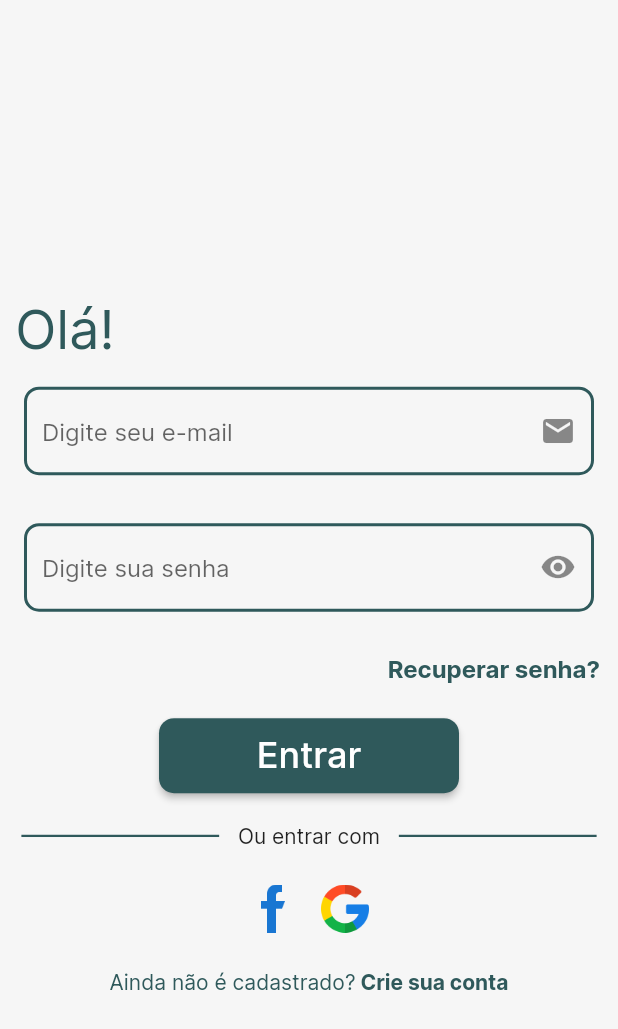
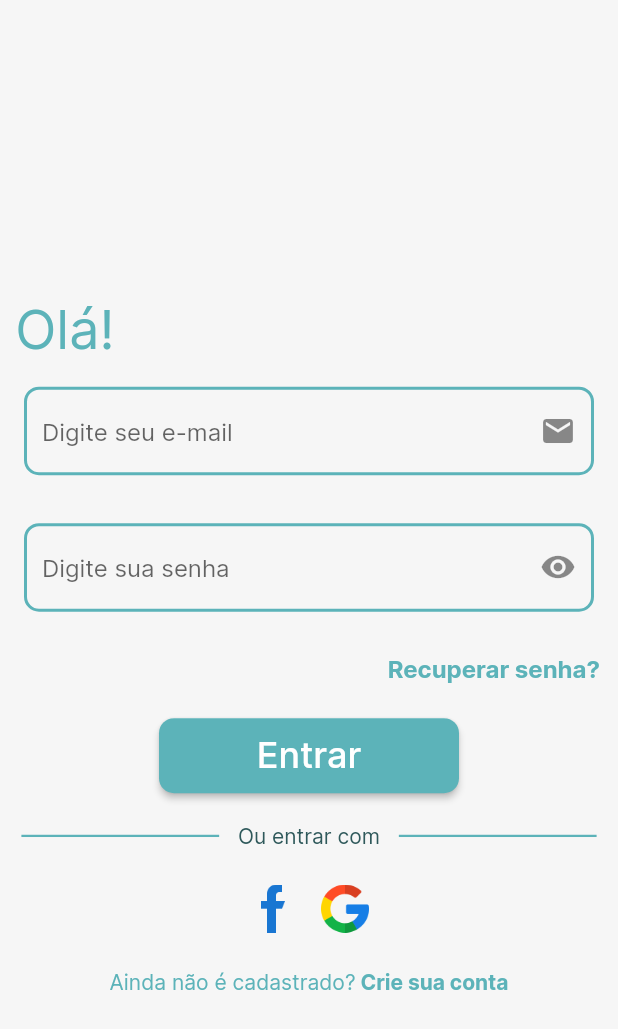
Before and after one commit to proz-tecnologia/PIT01GP07, a Flutter app: the screen it shows after launch, on a phone screen of 412 x 824 dp. Shown: the top 1029 px of the screen. Run offline on Flutter 3.47's test engine with Material 2 defaults, Android fonts, the phone set to English and light mode, and no system bars; our stand-ins replace carousel_slider, email_validator, shared_preferences, smooth_page_indicator.

Commit message:
refactor: Change color of Login and Sign up screen

```diff
--- a/lib/design_system/styleapp.dart
+++ b/lib/design_system/styleapp.dart
@@ -14,7 +14,7 @@ class StyleApp {
   static OutlineInputBorder outlinedBorder = OutlineInputBorder(
     borderRadius: StyleApp.buttonBorderRadius,
     borderSide: const BorderSide(
-      color: AppColors.secondtextColor,
+      color: AppColors.backgroudColor,
       width: 2.0,
     ),
   );
--- a/lib/pages/login/login.dart
+++ b/lib/pages/login/login.dart
@@ -65,7 +65,7 @@ class _LoginScreenState extends State<LoginScreen> {
                     ' Olá!',
                     style: TextStyle(
                       fontSize: 36,
-                      color: AppColors.secondtextColor,
+                      color: AppColors.backgroudColor,
                     ),
                   ),
                 ],
@@ -131,7 +131,7 @@ class _LoginScreenState extends State<LoginScreen> {
                         'Recuperar senha?',
                         style: TextStyle(
                             fontWeight: FontWeight.bold,
-                            color: AppColors.secondtextColor,
+                            color: AppColors.backgroudColor,
                             fontSize: 16),
                       ),
                     )
--- a/lib/pages/sign_up/sign_up.dart
+++ b/lib/pages/sign_up/sign_up.dart
@@ -62,7 +62,7 @@ class _SignUpState extends State<SignUp> {
         backgroundColor: AppColors.secondBackgroudColor,
         appBar: AppBar(
           backgroundColor: AppColors.secondBackgroudColor,
-          iconTheme: const IconThemeData(color: AppColors.secondtextColor),
+          iconTheme: const IconThemeData(color: AppColors.backgroudColor),
           elevation: 0.0,
         ),
         body: SingleChildScrollView(
@@ -77,7 +77,7 @@ class _SignUpState extends State<SignUp> {
                       ' Cadastre-se',
                       style: TextStyle(
                         fontSize: 24,
-                        color: AppColors.secondtextColor,
+                        color: AppColors.backgroudColor,
                       ),
                     ),
                   ],
--- a/lib/widgets/default_button/default_button.dart
+++ b/lib/widgets/default_button/default_button.dart
@@ -21,7 +21,7 @@ class DefaultButton extends StatelessWidget {
         },
         style: ElevatedButton.styleFrom(
           minimumSize: const Size(200, 50),
-          backgroundColor: AppColors.secondtextColor,
+          backgroundColor: AppColors.backgroudColor,
           shape:
               RoundedRectangleBorder(borderRadius: StyleApp.buttonBorderRadius),
         ),
--- a/lib/widgets/login_with/login_with.dart
+++ b/lib/widgets/login_with/login_with.dart
@@ -16,13 +16,18 @@ class LoginWith extends StatelessWidget {
             mainAxisAlignment: MainAxisAlignment.spaceAround,
             children: [
               Container(
-                color: AppColors.secondtextColor,
+                color: AppColors.backgroudColor,
                 height: 1.5,
                 width: MediaQuery.of(context).size.width * 0.32,
               ),
-              const Text("Ou entrar com"),
+              const Text(
+                "Ou entrar com",
+                style: TextStyle(
+                  color: AppColors.secondtextColor,
+                ),
+              ),
               Container(
-                color: AppColors.secondtextColor,
+                color: AppColors.backgroudColor,
                 height: 1.5,
                 width: MediaQuery.of(context).size.width * 0.32,
               ),
@@ -56,7 +61,7 @@ class LoginWith extends StatelessWidget {
             children: [
               const Text(
                 "Ainda não é cadastrado?",
-                style: TextStyle(color: AppColors.secondtextColor),
+                style: TextStyle(color: AppColors.backgroudColor),
               ),
               InkWell(
                 onTap: () {
@@ -67,7 +72,7 @@ class LoginWith extends StatelessWidget {
                 child: const Text(
                   " Crie sua conta",
                   style: TextStyle(
-                      color: AppColors.secondtextColor,
+                      color: AppColors.backgroudColor,
                       fontWeight: FontWeight.bold),
                 ),
               )
```
